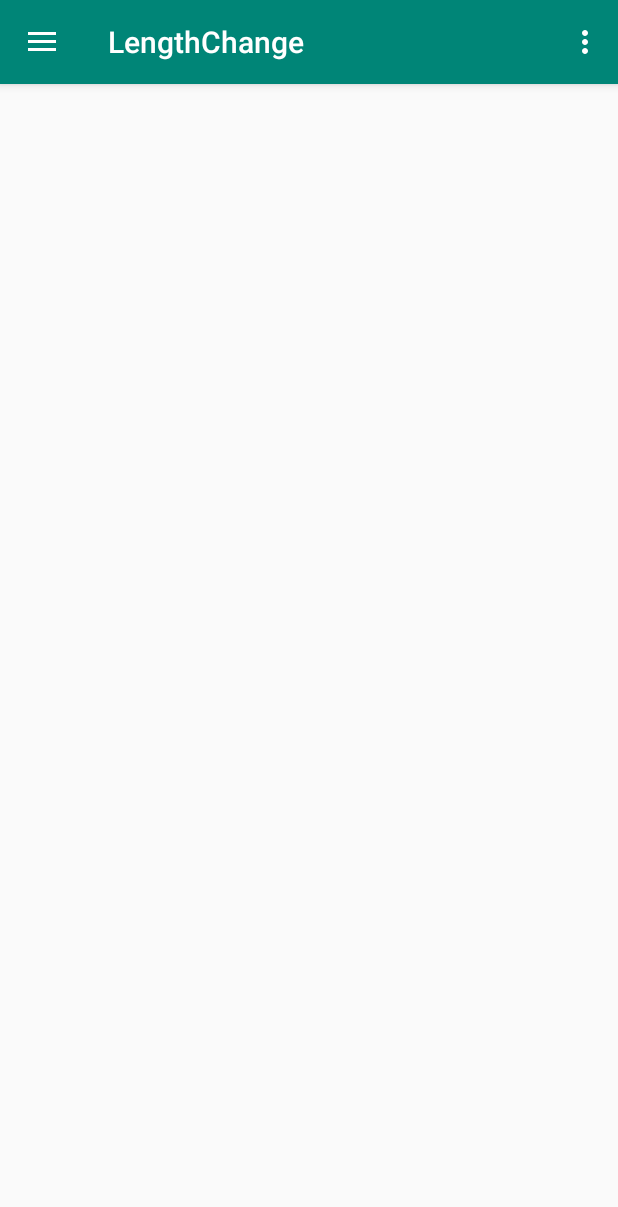
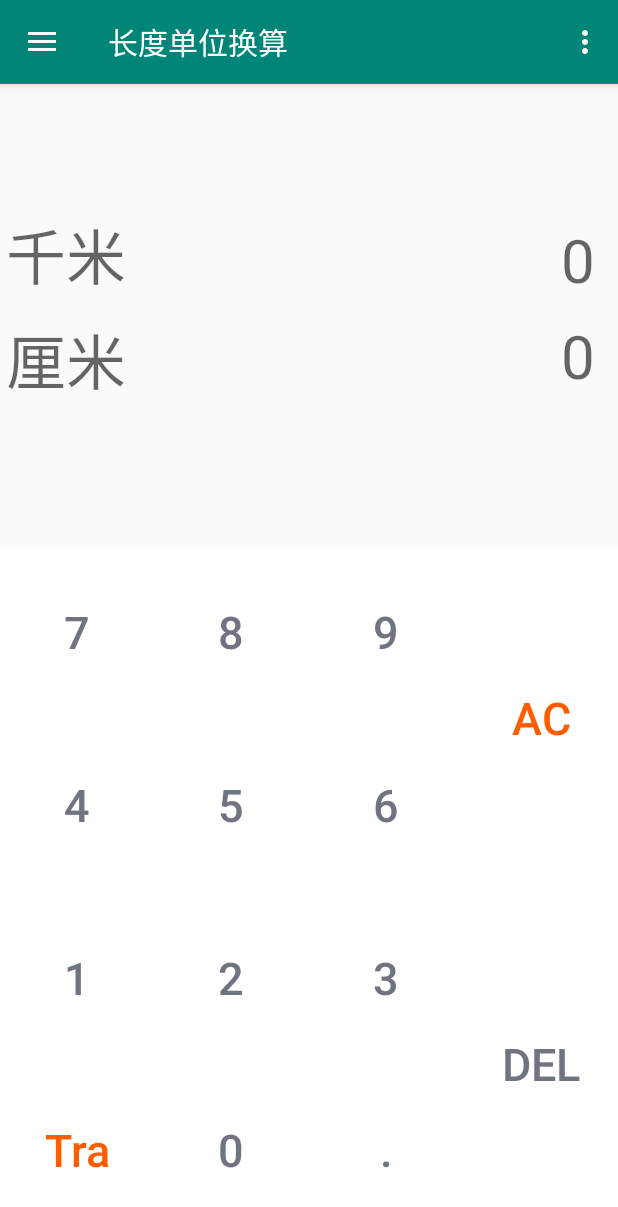
Before and after one commit to unibeam98/CalculatorApp, an Android app: the LengthChange screen opened directly, with no data from a screen before it, on a phone screen of 412 x 824 dp. Shown: the top 1207 px of the screen. Run offline under Robolectric (Android 15) with nearby library versions, the phone set to English and light mode, and no system bars.

Commit message:
编写长度转换页面

```diff
--- a/app/src/main/AndroidManifest.xml
+++ b/app/src/main/AndroidManifest.xml
@@ -12,7 +12,7 @@
 
         <activity
             android:name=".LengthChange"
-            android:label="@string/title_activity_length_change"
+            android:label="长度单位换算"
             android:theme="@style/AppTheme.NoActionBar" />
         <activity
             android:name=".MainActivity"
--- a/app/src/main/java/com/example/calculatorapp/CounterByEquation.java
+++ b/app/src/main/java/com/example/calculatorapp/CounterByEquation.java
@@ -81,7 +81,7 @@ public class CounterByEquation {
         }
 
 
-        /*由中缀表达式求值*/
+        //由中缀表达式求值
         for(int i=0;i<count;i++){
             String member = queue[i];
             int numLength = member.length();
--- a/app/src/main/java/com/example/calculatorapp/LengthChange.java
+++ b/app/src/main/java/com/example/calculatorapp/LengthChange.java
@@ -46,7 +46,6 @@ public class LengthChange extends AppCompatActivity
         Toolbar toolbar = findViewById(R.id.toolbar_length);
         setSupportActionBar(toolbar);
 
-
         DrawerLayout drawer = findViewById(R.id.drawer_layout);
         NavigationView navigationView = findViewById(R.id.nav_view_length);
         ActionBarDrawerToggle toggle = new ActionBarDrawerToggle(
@@ -54,6 +53,7 @@ public class LengthChange extends AppCompatActivity
         drawer.addDrawerListener(toggle);
         toggle.syncState();
         navigationView.setNavigationItemSelectedListener(this);
+
 
     }
 
@@ -106,10 +106,6 @@ public class LengthChange extends AppCompatActivity
             finish();
         } else if (id == R.id.nav_gallery) {
 
-//        } else if (id == R.id.nav_slideshow) {
-//
-//        } else if (id == R.id.nav_tools) {
-
         } else if (id == R.id.nav_share) {
 
         } else if (id == R.id.nav_send) {
--- /dev/null
+++ b/app/src/main/res/layout/change_main.xml
@@ -0,0 +1,61 @@
+<?xml version="1.0" encoding="utf-8"?>
+<LinearLayout xmlns:android="http://schemas.android.com/apk/res/android"
+    android:layout_width="match_parent"
+    android:layout_height="match_parent"
+    android:orientation="horizontal">
+
+    <LinearLayout
+        android:layout_width="match_parent"
+        android:layout_height="match_parent"
+        android:layout_weight="1"
+        android:orientation="horizontal">
+
+        <include layout="@layout/change_number"></include>
+    </LinearLayout>
+
+    <LinearLayout
+        android:layout_width="match_parent"
+        android:layout_height="match_parent"
+        android:layout_weight="3"
+        android:orientation="vertical">
+
+        <LinearLayout
+            android:layout_width="match_parent"
+            android:layout_height="match_parent"
+            android:layout_weight="1"
+            android:orientation="vertical">
+
+            <Button
+                android:id="@+id/AC_change"
+                android:layout_width="match_parent"
+                android:layout_height="match_parent"
+                android:layout_gravity="center_horizontal"
+                android:layout_weight="1"
+                android:background="@drawable/selector_1"
+                android:text="AC"
+                android:textColor="#ff5d00"
+                android:textSize="30sp" />
+
+
+        </LinearLayout>
+
+        <LinearLayout
+            android:layout_width="match_parent"
+            android:layout_height="match_parent"
+            android:layout_weight="1"
+            android:orientation="vertical">
+
+            <Button
+                android:id="@+id/Del_change"
+                android:layout_width="match_parent"
+                android:layout_height="match_parent"
+                android:layout_gravity="center_horizontal"
+                android:layout_weight="1"
+                android:background="@drawable/selector_1"
+                android:text="Del"
+                android:textColor="#6f7480"
+                android:textSize="30sp" />
+        </LinearLayout>
+    </LinearLayout>
+
+</LinearLayout>
--- /dev/null
+++ b/app/src/main/res/layout/change_number.xml
@@ -0,0 +1,185 @@
+<?xml version="1.0" encoding="utf-8"?>
+<LinearLayout xmlns:android="http://schemas.android.com/apk/res/android"
+    xmlns:tools="http://schemas.android.com/tools"
+    android:layout_width="match_parent"
+    android:layout_height="match_parent"
+    android:background="#f0f0f0"
+    android:orientation="vertical"
+    tools:context=".MainActivity">
+
+    <!--标题及结果框-->
+
+
+    <!--按键-->
+    <LinearLayout
+        android:layout_width="match_parent"
+        android:layout_height="0dp"
+        android:layout_weight="3">
+
+        <TableLayout
+            android:layout_width="match_parent"
+            android:layout_height="match_parent">
+
+
+            <TableRow android:layout_weight="1">
+
+                <Button
+                    android:id="@+id/btn_N7"
+                    android:layout_width="0dp"
+                    android:layout_height="match_parent"
+                    android:layout_gravity="center_horizontal"
+                    android:layout_weight="1"
+                    android:background="@drawable/selector_1"
+                    android:text="7"
+                    android:textColor="#6f7480"
+                    android:textSize="30sp" />
+
+                <Button
+                    android:id="@+id/btn_N8"
+                    android:layout_width="0dp"
+                    android:layout_height="match_parent"
+                    android:layout_gravity="center_horizontal"
+                    android:layout_weight="1"
+                    android:background="@drawable/selector_1"
+                    android:text="8"
+                    android:textColor="#6f7480"
+                    android:textSize="30sp" />
+
+                <Button
+                    android:id="@+id/btn_N9"
+                    android:layout_width="0dp"
+                    android:layout_height="match_parent"
+                    android:layout_gravity="center_horizontal"
+                    android:layout_weight="1"
+                    android:background="@drawable/selector_1"
+                    android:text="9"
+                    android:textColor="#6f7480"
+                    android:textSize="30sp" />
+
+
+            </TableRow>
+
+
+
+
+
+            <TableRow android:layout_weight="1">
+
+                <Button
+                    android:id="@+id/btn_N4"
+                    android:layout_width="0dp"
+                    android:layout_height="match_parent"
+                    android:layout_gravity="center_horizontal"
+                    android:layout_weight="1"
+                    android:background="@drawable/selector_1"
+                    android:text="4"
+                    android:textColor="#6f7480"
+                    android:textSize="30sp" />
+
+                <Button
+                    android:id="@+id/btn_N5"
+                    android:layout_width="0dp"
+                    android:layout_height="match_parent"
+                    android:layout_gravity="center_horizontal"
+                    android:layout_weight="1"
+                    android:background="@drawable/selector_1"
+                    android:text="5"
+                    android:textColor="#6f7480"
+                    android:textSize="30sp" />
+
+                <Button
+                    android:id="@+id/btn_N6"
+                    android:layout_width="0dp"
+                    android:layout_height="match_parent"
+                    android:layout_gravity="center_horizontal"
+                    android:layout_weight="1"
+                    android:background="@drawable/selector_1"
+                    android:text="6"
+                    android:textColor="#6f7480"
+                    android:textSize="30sp" />
+
+            </TableRow>
+
+
+            <TableRow android:layout_weight="1">
+
+                <Button
+                    android:id="@+id/btn_N1"
+                    android:layout_width="0dp"
+                    android:layout_height="match_parent"
+                    android:layout_gravity="center_horizontal"
+                    android:layout_weight="1"
+                    android:background="@drawable/selector_1"
+                    android:text="1"
+                    android:textColor="#6f7480"
+                    android:textSize="30sp" />
+
+                <Button
+                    android:id="@+id/btn_N2"
+                    android:layout_width="0dp"
+                    android:layout_height="match_parent"
+                    android:layout_gravity="center_horizontal"
+                    android:layout_weight="1"
+                    android:background="@drawable/selector_1"
+                    android:text="2"
+                    android:textColor="#6f7480"
+                    android:textSize="30sp" />
+
+                <Button
+                    android:id="@+id/btn_N3"
+                    android:layout_width="0dp"
+                    android:layout_height="match_parent"
+                    android:layout_gravity="center_horizontal"
+                    android:layout_weight="1"
+                    android:background="@drawable/selector_1"
+                    android:text="3"
+                    android:textColor="#6f7480"
+                    android:textSize="30sp" />
+
+            </TableRow>
+
+            <TableRow android:layout_weight="1">
+
+                <Button
+                    android:id="@+id/btn_tra"
+                    android:layout_width="0dp"
+                    android:layout_height="match_parent"
+                    android:layout_gravity="center_horizontal"
+                    android:layout_weight="1"
+                    android:background="@drawable/selector_1"
+                    android:text="Tra"
+                    android:textColor="#ff5d00"
+                    android:textSize="30sp"
+                    android:textAllCaps="false"/>
+
+                <Button
+                    android:id="@+id/btn_N0"
+                    android:layout_width="0dp"
+                    android:layout_height="match_parent"
+                    android:layout_gravity="center_horizontal"
+                    android:layout_weight="1"
+                    android:background="@drawable/selector_1"
+                    android:text="0"
+                    android:textColor="#6f7480"
+                    android:textSize="30sp" />
+
+                <Button
+                    android:id="@+id/btn_point"
+                    android:layout_width="0dp"
+                    android:layout_height="match_parent"
+                    android:layout_gravity="center_vertical"
+                    android:layout_weight="1"
+                    android:background="@drawable/selector_1"
+                    android:text="."
+                    android:textColor="#6f7480"
+                    android:textSize="30sp" />
+
+            </TableRow>
+
+        </TableLayout>
+
+
+    </LinearLayout>
+
+
+</LinearLayout>
--- a/app/src/main/res/layout/content_count.xml
+++ b/app/src/main/res/layout/content_count.xml
@@ -20,9 +20,10 @@
             android:layout_height="match_parent"
             android:layout_gravity="fill"
             android:layout_marginTop="10sp"
-            android:layout_weight="4"
+            android:layout_weight="3"
             android:gravity="bottom|right"
             android:hint="输入算式进行计算"
+            android:maxLength="34"
             android:maxLines="4"
             android:paddingRight="15sp"
             android:textSize="40sp" />
@@ -32,11 +33,11 @@
             android:layout_width="match_parent"
             android:layout_height="match_parent"
             android:layout_gravity="fill"
+            android:layout_weight="4"
             android:gravity="top|right"
-            android:paddingRight="15sp"
-            android:layout_weight="3"
             android:hint="结果"
             android:maxLines="1"
+            android:paddingRight="15sp"
             android:textSize="35sp" />
 
     </LinearLayout>
--- a/app/src/main/res/layout/content_length_change.xml
+++ b/app/src/main/res/layout/content_length_change.xml
@@ -1,11 +1,125 @@
 <?xml version="1.0" encoding="utf-8"?>
-<androidx.constraintlayout.widget.ConstraintLayout xmlns:android="http://schemas.android.com/apk/res/android"
+<LinearLayout xmlns:android="http://schemas.android.com/apk/res/android"
     xmlns:app="http://schemas.android.com/apk/res-auto"
     xmlns:tools="http://schemas.android.com/tools"
     android:layout_width="match_parent"
     android:layout_height="match_parent"
+    android:orientation="vertical"
     app:layout_behavior="@string/appbar_scrolling_view_behavior"
     tools:context=".LengthChange"
-    tools:showIn="@layout/activity_length_change">
+    tools:showIn="@layout/app_bar_main">
 
-</androidx.constraintlayout.widget.ConstraintLayout>
+    <LinearLayout
+        android:layout_width="match_parent"
+        android:layout_height="match_parent"
+        android:layout_weight="2"
+        android:orientation="horizontal">
+
+        <LinearLayout
+            android:layout_width="match_parent"
+            android:layout_height="match_parent"
+            android:layout_weight="3"
+            android:orientation="horizontal">
+
+            <TextView
+                android:id="@+id/unit1"
+                android:layout_width="match_parent"
+                android:layout_height="match_parent"
+                android:layout_gravity="fill"
+                android:layout_marginTop="10sp"
+                android:layout_weight="4"
+                android:gravity="bottom|center_horizontal"
+                android:hint="千米"
+                android:maxLines="2"
+                android:paddingRight="15sp"
+                android:textSize="40sp"
+                android:clickable="true"
+                />
+
+
+        </LinearLayout>
+
+        <LinearLayout
+            android:layout_width="match_parent"
+            android:layout_height="match_parent"
+            android:layout_weight="1"
+            android:orientation="horizontal">
+
+            <TextView
+                android:id="@+id/value1"
+                android:layout_width="match_parent"
+                android:layout_height="match_parent"
+                android:layout_gravity="fill"
+                android:layout_marginTop="10sp"
+                android:layout_weight="4"
+                android:gravity="bottom|right"
+                android:hint="0"
+                android:maxLines="1"
+                android:paddingRight="15sp"
+                android:textSize="40sp" />
+
+        </LinearLayout>
+
+    </LinearLayout>
+
+    <LinearLayout
+        android:layout_width="match_parent"
+        android:layout_height="match_parent"
+        android:layout_weight="2"
+        android:orientation="horizontal">
+
+        <LinearLayout
+            android:layout_width="match_parent"
+            android:layout_height="match_parent"
+            android:layout_weight="3"
+            android:orientation="horizontal">
+
+            <TextView
+                android:id="@+id/unit2"
+                android:layout_width="match_parent"
+                android:layout_height="match_parent"
+                android:layout_gravity="fill"
+                android:layout_marginTop="10sp"
+                android:layout_weight="4"
+                android:gravity="top|center_horizontal"
+                android:hint="厘米"
+                android:maxLines="2"
+                android:paddingRight="15sp"
+                android:textSize="40sp"
+                android:clickable="true"/>
+
+        </LinearLayout>
+
+        <LinearLayout
+            android:layout_width="match_parent"
+            android:layout_height="match_parent"
+            android:layout_weight="1"
+            android:orientation="horizontal">
+
+
+            <TextView
+                android:id="@+id/value2"
+                android:layout_width="match_parent"
+                android:layout_height="match_parent"
+                android:layout_gravity="fill"
+                android:layout_marginTop="10sp"
+                android:layout_weight="4"
+                android:gravity="top|right"
+                android:hint="0"
+                android:maxLines="1"
+                android:paddingRight="15sp"
+                android:textSize="40sp" />
+        </LinearLayout>
+
+    </LinearLayout>
+
+    <LinearLayout
+        android:layout_width="match_parent"
+        android:layout_height="match_parent"
+        android:layout_weight="1"
+        android:orientation="vertical">
+
+        <include layout="@layout/change_main"></include>
+    </LinearLayout>
+
+</LinearLayout>
--- a/app/src/main/res/layout/content_main.xml
+++ /dev/null
@@ -1,53 +0,0 @@
-<?xml version="1.0" encoding="utf-8"?>
-<LinearLayout xmlns:android="http://schemas.android.com/apk/res/android"
-    xmlns:app="http://schemas.android.com/apk/res-auto"
-    xmlns:tools="http://schemas.android.com/tools"
-    app:layout_behavior="@string/appbar_scrolling_view_behavior"
-    tools:context=".MainActivity"
-    tools:showIn="@layout/app_bar_main"
-    android:orientation="vertical" android:layout_width="match_parent"
-    android:layout_height="match_parent">
-
-    <LinearLayout
-        android:layout_width="match_parent"
-        android:layout_height="match_parent"
-        android:layout_weight="2"
-        android:orientation="vertical">
-
-        <TextView
-            android:id="@+id/equation"
-            android:layout_width="match_parent"
-            android:layout_height="match_parent"
-            android:layout_gravity="fill"
-            android:layout_marginTop="10sp"
-            android:layout_weight="4"
-            android:gravity="bottom|right"
-            android:hint="输入算式进行计算"
-            android:maxLines="4"
-            android:paddingRight="15sp"
-            android:textSize="40sp" />
-
-        <TextView
-            android:id="@+id/result"
-            android:layout_width="match_parent"
-            android:layout_height="match_parent"
-            android:layout_gravity="fill"
-            android:gravity="top|right"
-            android:paddingRight="15sp"
-            android:layout_weight="3"
-            android:hint="结果"
-            android:maxLines="1"
-            android:textSize="35sp" />
-
-    </LinearLayout>
-
-    <LinearLayout
-        android:layout_width="match_parent"
-        android:layout_height="match_parent"
-        android:orientation="horizontal"
-        android:layout_weight="1">
-
-        <include layout="@layout/calculator_nomal"></include>
-
-    </LinearLayout>
-</LinearLayout>
```
